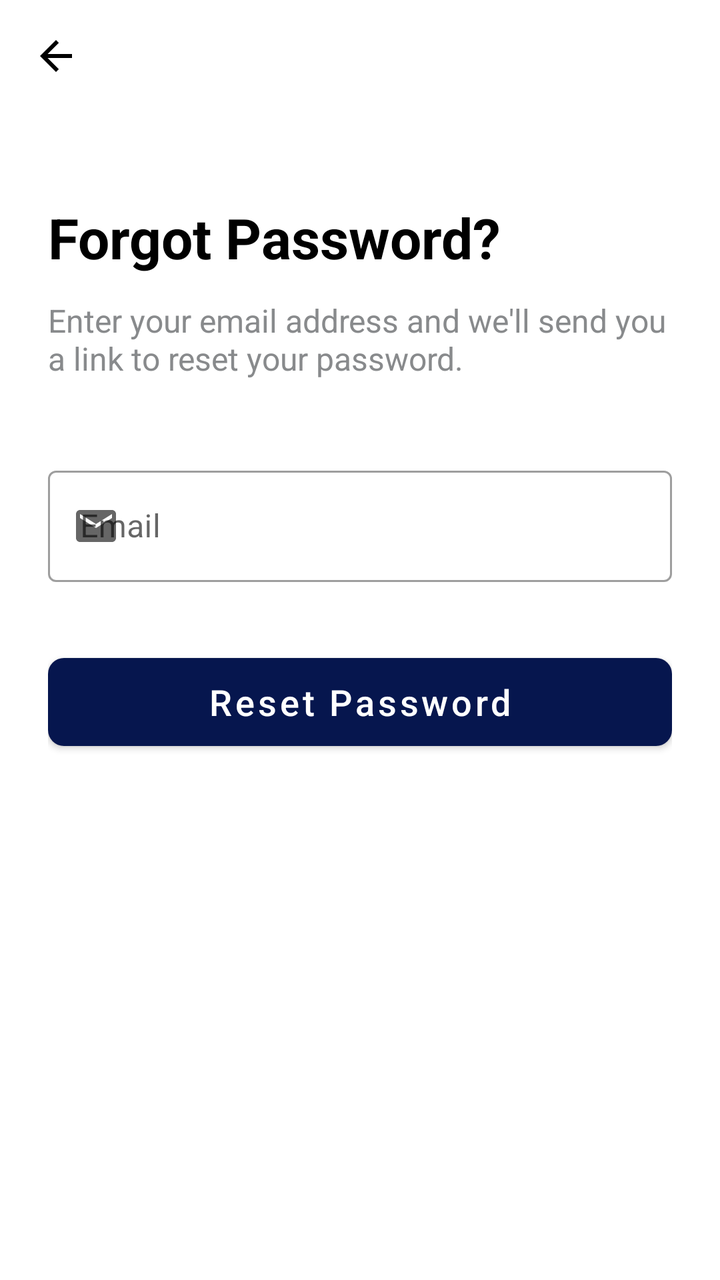
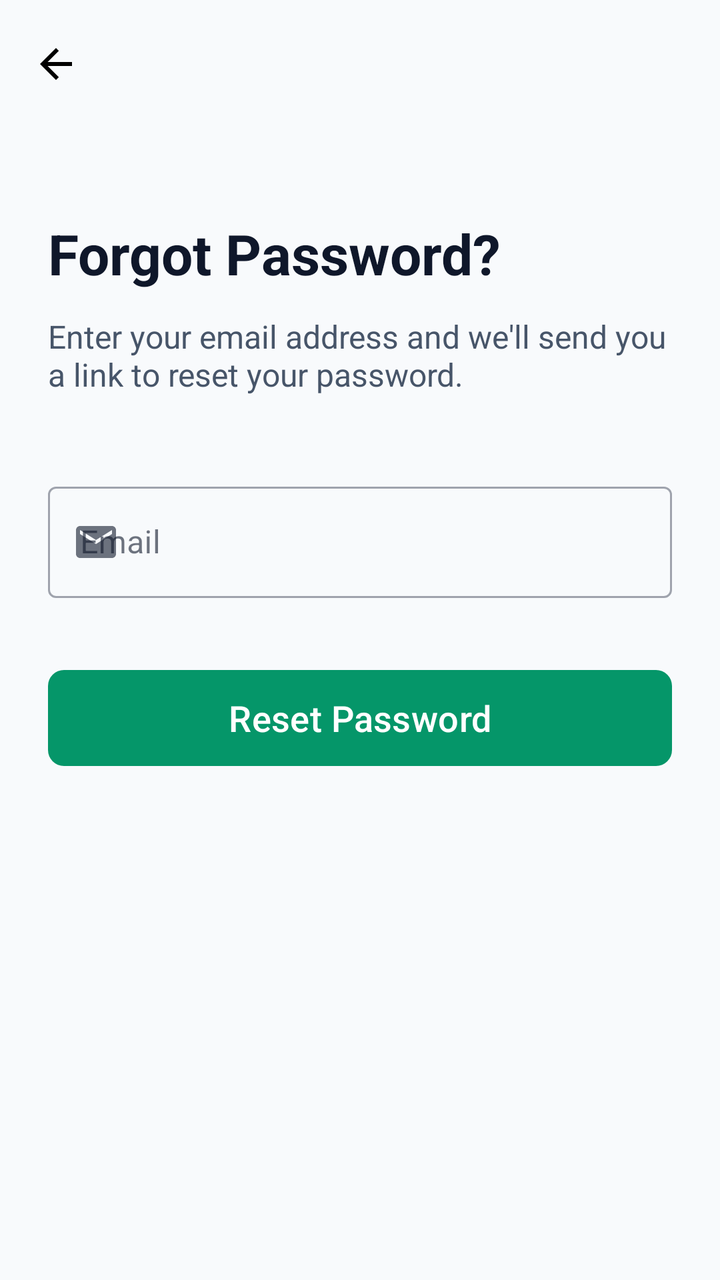

Two renders of the same Android screen: before a commit and after it. Below are the layout's source before the change and the commit's diff.
<!-- AndroidManifest.xml: application theme Theme.TestMaster -->
<!-- res/layout/activity_forgot_password.xml -->
<?xml version="1.0" encoding="utf-8"?>
<androidx.constraintlayout.widget.ConstraintLayout xmlns:android="http://schemas.android.com/apk/res/android"
    xmlns:app="http://schemas.android.com/apk/res-auto"
    xmlns:tools="http://schemas.android.com/tools"
    android:layout_width="match_parent"
    android:layout_height="match_parent"
    android:background="@color/white"
    android:fitsSystemWindows="true"
    tools:context=".activities.ForgotPasswordActivity">

    <androidx.appcompat.widget.Toolbar
        android:id="@+id/toolbar"
        android:layout_width="match_parent"
        android:layout_height="?attr/actionBarSize"
        app:layout_constraintTop_toTopOf="parent"
        app:navigationIcon="@drawable/baseline_arrow_back_24" />

    <ScrollView
        android:layout_width="match_parent"
        android:layout_height="0dp"
        android:fillViewport="true"
        app:layout_constraintBottom_toBottomOf="parent"
        app:layout_constraintTop_toBottomOf="@id/toolbar">

        <androidx.constraintlayout.widget.ConstraintLayout
            android:layout_width="match_parent"
            android:layout_height="wrap_content"
            android:padding="24dp">

            <TextView
                android:id="@+id/tv_forgot_title"
                android:layout_width="wrap_content"
                android:layout_height="wrap_content"
                android:layout_marginTop="20dp"
                android:text="Forgot Password?"
                android:textColor="@color/black"
                android:textSize="28sp"
                android:textStyle="bold"
                app:layout_constraintStart_toStartOf="parent"
                app:layout_constraintTop_toTopOf="parent" />

            <TextView
                android:id="@+id/tv_forgot_subtitle"
                android:layout_width="0dp"
                android:layout_height="wrap_content"
                android:layout_marginTop="12dp"
                android:text="Enter your email address and we'll send you a link to reset your password."
                android:textColor="@color/darkgray"
                android:textSize="16sp"
                app:layout_constraintEnd_toEndOf="parent"
                app:layout_constraintStart_toStartOf="parent"
                app:layout_constraintTop_toBottomOf="@id/tv_forgot_title" />

            <com.google.android.material.textfield.TextInputLayout
                android:id="@+id/til_email"
                style="@style/Widget.MaterialComponents.TextInputLayout.OutlinedBox"
                android:layout_width="match_parent"
                android:layout_height="wrap_content"
                android:layout_marginTop="40dp"
                android:hint="Email"
                app:layout_constraintTop_toBottomOf="@id/tv_forgot_subtitle"
                app:startIconDrawable="@drawable/baseline_email_24">

                <com.google.android.material.textfield.TextInputEditText
                    android:id="@+id/et_email"
                    android:layout_width="match_parent"
                    android:layout_height="wrap_content"
                    android:inputType="textEmailAddress" />
            </com.google.android.material.textfield.TextInputLayout>

            <com.google.android.material.button.MaterialButton
                android:id="@+id/btn_reset_password"
                android:layout_width="match_parent"
                android:layout_height="56dp"
                android:layout_marginTop="32dp"
                android:text="Reset Password"
                android:textAllCaps="false"
                android:textSize="18sp"
                app:cornerRadius="8dp"
                app:layout_constraintTop_toBottomOf="@id/til_email" />

        </androidx.constraintlayout.widget.ConstraintLayout>
    </ScrollView>

</androidx.constraintlayout.widget.ConstraintLayout>
<!-- resources referenced by this layout -->
<resources>
  <color name="black">#FF000000</color>
  <color name="darkgray">#888A8C</color>
  <color name="white">#FFFFFFFF</color>
  <!-- drawable baseline_arrow_back_24 (drawable) -->
  <vector android:autoMirrored="true" android:height="24dp"
      android:tint="#000000" android:viewportHeight="24"
      android:viewportWidth="24" android:width="24dp" xmlns:android="http://schemas.android.com/apk/res/android">
      <path android:fillColor="@android:color/white" android:pathData="M20,11H7.83l5.59,-5.59L12,4l-8,8 8,8 1.41,-1.41L7.83,13H20v-2z"/>
  </vector>
  <!-- drawable baseline_email_24 (drawable) -->
  <vector xmlns:android="http://schemas.android.com/apk/res/android" android:height="24dp" android:tint="#000000" android:viewportHeight="24" android:viewportWidth="24" android:width="24dp">
        
      <path android:fillColor="@android:color/white" android:pathData="M20,4L4,4c-1.1,0 -1.99,0.9 -1.99,2L2,18c0,1.1 0.9,2 2,2h16c1.1,0 2,-0.9 2,-2L22,6c0,-1.1 -0.9,-2 -2,-2zM20,8l-8,5 -8,-5L4,6l8,5 8,-5v2z"/>
      
  </vector>
  <style name="Theme.TestMaster" parent="Base.Theme.TestMaster" />
  <style name="Base.Theme.TestMaster" parent="Theme.MaterialComponents.DayNight.NoActionBar">
          
           <item name="colorPrimary">@color/primary_blue</item>
          <item name="android:statusBarColor">@color/primary_blue</item>
          <item name="colorAccent">@color/primary_blue</item>
      </style>
  <color name="primary_blue">#06164E</color>
</resources>

<!-- the commit's change to res/layout/activity_forgot_password.xml (unified diff, before → after) -->
@@ -4,7 +4,7 @@
     xmlns:tools="http://schemas.android.com/tools"
     android:layout_width="match_parent"
     android:layout_height="match_parent"
-    android:background="@color/white"
+    android:background="@color/background"
     android:fitsSystemWindows="true"
     tools:context=".activities.ForgotPasswordActivity">
 
@@ -13,7 +13,8 @@
         android:layout_width="match_parent"
         android:layout_height="?attr/actionBarSize"
         app:layout_constraintTop_toTopOf="parent"
-        app:navigationIcon="@drawable/baseline_arrow_back_24" />
+        app:navigationIcon="@drawable/baseline_arrow_back_24"
+        app:navigationIconTint="@color/text_primary" />
 
     <ScrollView
         android:layout_width="match_parent"
@@ -33,7 +34,7 @@
                 android:layout_height="wrap_content"
                 android:layout_marginTop="20dp"
                 android:text="Forgot Password?"
-                android:textColor="@color/black"
+                android:textColor="@color/text_primary"
                 android:textSize="28sp"
                 android:textStyle="bold"
                 app:layout_constraintStart_toStartOf="parent"
@@ -45,7 +46,7 @@
                 android:layout_height="wrap_content"
                 android:layout_marginTop="12dp"
                 android:text="Enter your email address and we'll send you a link to reset your password."
-                android:textColor="@color/darkgray"
+                android:textColor="@color/text_secondary"
                 android:textSize="16sp"
                 app:layout_constraintEnd_toEndOf="parent"
                 app:layout_constraintStart_toStartOf="parent"
@@ -65,6 +66,7 @@
                     android:id="@+id/et_email"
                     android:layout_width="match_parent"
                     android:layout_height="wrap_content"
+                    android:textColor="@color/text_primary"
                     android:inputType="textEmailAddress" />
             </com.google.android.material.textfield.TextInputLayout>
 
<!-- resource entries referenced after the edit -->
@@ -1,8 +1,8 @@
 <!-- resources referenced by this layout -->
 <resources>
-  <color name="black">#FF000000</color>
-  <color name="darkgray">#888A8C</color>
-  <color name="white">#FFFFFFFF</color>
+  <color name="background">#F8FAFC</color>
+  <color name="text_primary">#0F172A</color>
+  <color name="text_secondary">#475569</color>
   <!-- drawable baseline_arrow_back_24 (drawable) -->
   <vector android:autoMirrored="true" android:height="24dp"
       android:tint="#000000" android:viewportHeight="24"
@@ -16,12 +16,52 @@
       
   </vector>
   <style name="Theme.TestMaster" parent="Base.Theme.TestMaster" />
-  <style name="Base.Theme.TestMaster" parent="Theme.MaterialComponents.DayNight.NoActionBar">
+  <style name="Base.Theme.TestMaster" parent="Theme.Material3.DayNight.NoActionBar">
           
-           <item name="colorPrimary">@color/primary_blue</item>
-          <item name="android:statusBarColor">@color/primary_blue</item>
-          <item name="colorAccent">@color/primary_blue</item>
+          <item name="colorPrimary">@color/primary</item>
+          <item name="colorOnPrimary">@color/onPrimary</item>
+          <item name="colorPrimaryContainer">@color/primaryContainer</item>
+          <item name="colorOnPrimaryContainer">@color/onPrimaryContainer</item>
+  
+          <item name="colorSecondary">@color/secondary</item>
+          <item name="colorOnSecondary">@color/onSecondary</item>
+          <item name="colorSecondaryContainer">@color/secondaryContainer</item>
+          <item name="colorOnSecondaryContainer">@color/onSecondaryContainer</item>
+  
+          
+          <item name="android:windowBackground">@color/background</item>
+          <item name="colorSurface">@color/surface</item>
+          <item name="colorOnSurface">@color/onSurface</item>
+          <item name="colorSurfaceVariant">@color/surfaceVariant</item>
+          <item name="colorOnSurfaceVariant">@color/onSurfaceVariant</item>
+          <item name="colorOutline">@color/outline</item>
+  
+          
+          <item name="colorError">@color/error</item>
+          <item name="colorOnError">@color/onError</item>
+          <item name="colorErrorContainer">@color/errorContainer</item>
+          <item name="colorOnErrorContainer">@color/onErrorContainer</item>
+  
+          
+          <item name="android:statusBarColor">@color/surface</item>
+          <item name="android:windowLightStatusBar">true</item>
       </style>
-  <color name="primary_blue">#06164E</color>
+  <color name="primary">#059669</color>
+  <color name="onPrimary">#FFFFFF</color>
+  <color name="primaryContainer">#D1FAE5</color>
+  <color name="onPrimaryContainer">#064E3B</color>
+  <color name="secondary">#64748B</color>
+  <color name="onSecondary">#FFFFFF</color>
+  <color name="secondaryContainer">#F1F5F9</color>
+  <color name="onSecondaryContainer">#0F172A</color>
+  <color name="surface">#FFFFFF</color>
+  <color name="onSurface">#0F172A</color>
+  <color name="surfaceVariant">#E2E8F0</color>
+  <color name="onSurfaceVariant">#475569</color>
+  <color name="outline">#94A3B8</color>
+  <color name="error">#EF4444</color>
+  <color name="onError">#FFFFFF</color>
+  <color name="errorContainer">#FEE2E2</color>
+  <color name="onErrorContainer">#991B1B</color>
 </resources>
 
